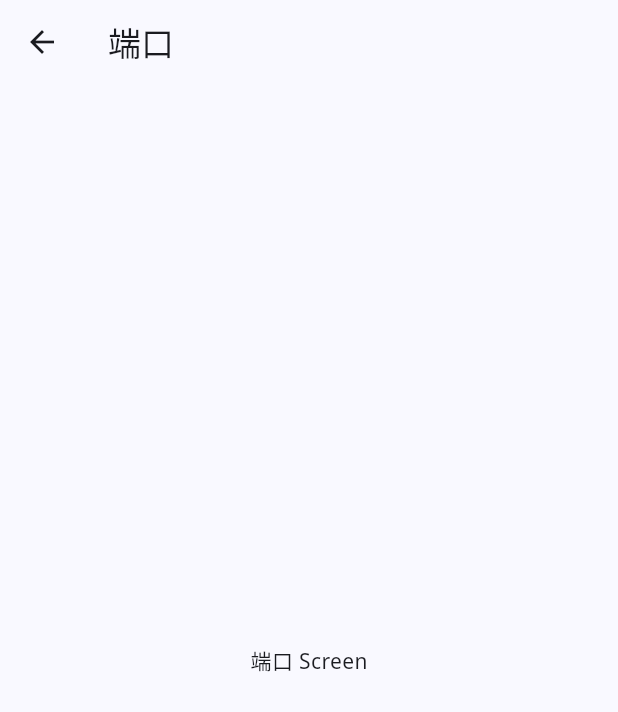
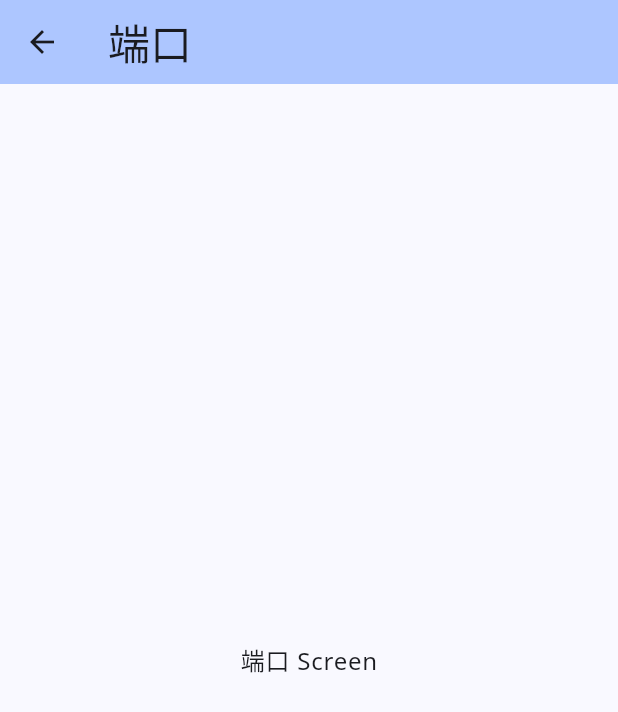
Before and after one commit to 4evergr8/WebTools, a Flutter app: the PortScreen screen opened directly, on a phone screen of 412 x 824 dp. Shown: the top 712 px of the screen. Run offline on Flutter 3.47's test engine with Material 3 defaults, Android fonts, the phone set to English and light mode, and no system bars; our stand-ins replace google_fonts.

Commit message:
Update port_screen.dart

```diff
--- a/lib/screens/port_screen.dart
+++ b/lib/screens/port_screen.dart
@@ -1,16 +1,20 @@
 import 'package:flutter/material.dart';
 
 class PortScreen extends StatelessWidget {
-  const PortScreen({super.key});
-
   @override
   Widget build(BuildContext context) {
+    final theme = Theme.of(context);
+
     return Scaffold(
       appBar: AppBar(
-        title: Text('端口'),
+        title: Text('端口', style: theme.textTheme.headlineMedium),
+        backgroundColor: theme.colorScheme.inversePrimary,
       ),
       body: Center(
-        child: Text('端口 Screen'),
+        child: Text(
+          '端口 Screen',
+          style: theme.textTheme.bodyLarge,
+        ),
       ),
     );
   }
```
